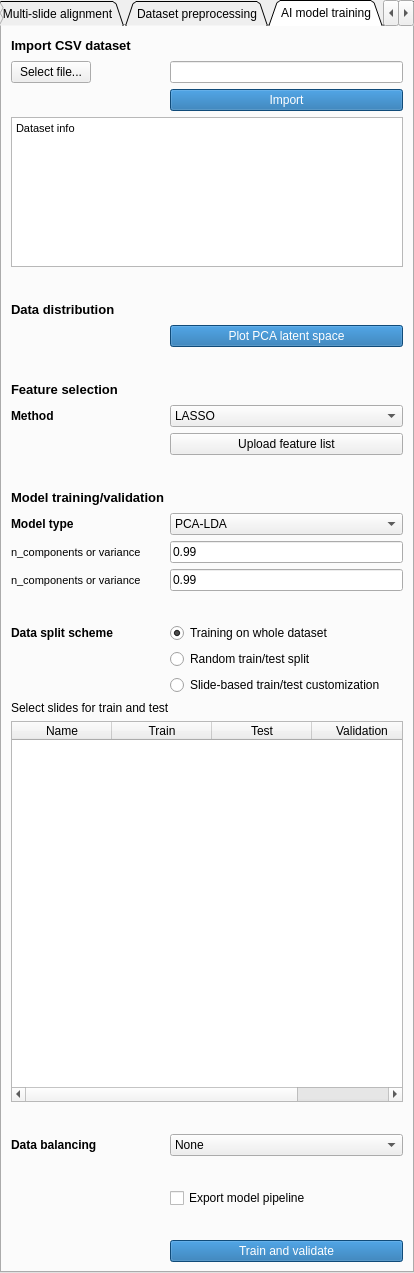
Old version of the form MassVision/Resources/UI/MassVision.ui in the repository jamzad/SlicerMassVision.
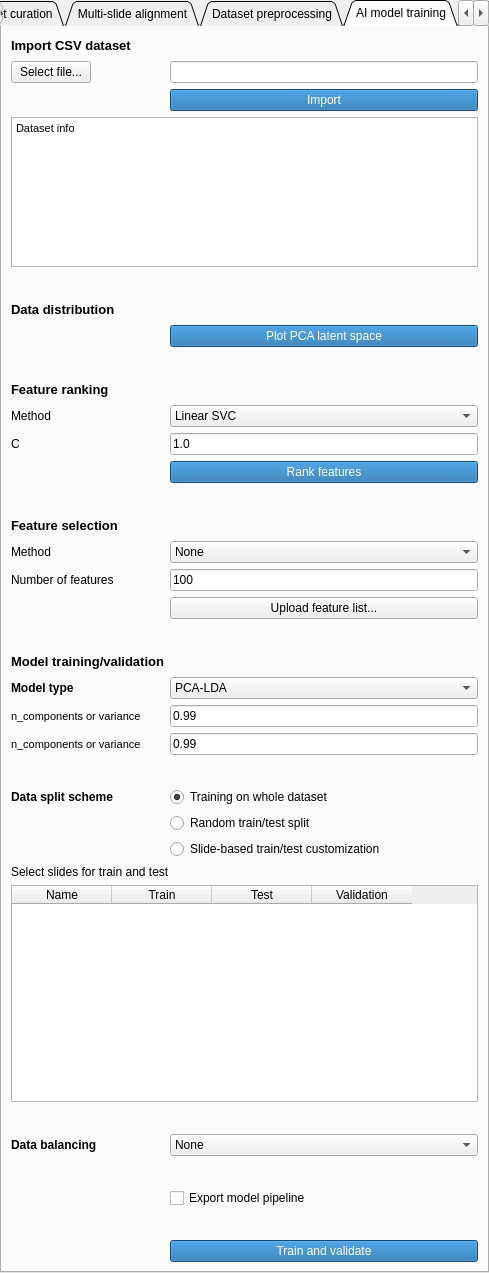
New version of the form. The open tabs and pages were chosen to show the change.

Commit message: ADD feature ranking option

What changed in the file:
```diff
--- a/MassVision/Resources/UI/MassVision.ui
+++ b/MassVision/Resources/UI/MassVision.ui
@@ -6,7 +6,7 @@
    <rect>
     <x>0</x>
     <y>0</y>
-    <width>414</width>
+    <width>489</width>
     <height>1273</height>
    </rect>
   </property>
@@ -32,7 +32,7 @@
    <enum>QTabWidget::Triangular</enum>
   </property>
   <property name="currentIndex">
-   <number>0</number>
+   <number>5</number>
   </property>
   <property name="tabBarAutoHide">
    <bool>false</bool>
@@ -2616,22 +2616,6 @@
       </property>
      </widget>
     </item>
-    <item row="11" column="0" colspan="2">
-     <spacer name="verticalSpacer_23">
-      <property name="orientation">
-       <enum>Qt::Vertical</enum>
-      </property>
-      <property name="sizeType">
-       <enum>QSizePolicy::Fixed</enum>
-      </property>
-      <property name="sizeHint" stdset="0">
-       <size>
-        <width>20</width>
-        <height>20</height>
-       </size>
-      </property>
-     </spacer>
-    </item>
     <item row="12" column="0">
      <widget class="QLabel" name="label_86">
       <property name="font">
@@ -2645,7 +2629,7 @@
        <string notr="true"/>
       </property>
       <property name="text">
-       <string>Feature selection</string>
+       <string>Feature ranking</string>
       </property>
      </widget>
     </item>
@@ -2663,11 +2647,11 @@
      </spacer>
     </item>
     <item row="13" column="0">
-     <widget class="QLabel" name="FselLabel">
+     <widget class="QLabel" name="FRankLabel">
       <property name="font">
        <font>
-        <weight>75</weight>
-        <bold>true</bold>
+        <weight>50</weight>
+        <bold>false</bold>
        </font>
       </property>
       <property name="styleSheet">
@@ -2679,17 +2663,7 @@
      </widget>
     </item>
     <item row="13" column="1">
-     <widget class="QComboBox" name="FSelMethod">
-      <item>
-       <property name="text">
-        <string>LASSO</string>
-       </property>
-      </item>
-      <item>
-       <property name="text">
-        <string>PLS-DA</string>
-       </property>
-      </item>
+     <widget class="QComboBox" name="FRankMethod">
       <item>
        <property name="text">
         <string>Linear SVC</string>
@@ -2697,12 +2671,12 @@
       </item>
       <item>
        <property name="text">
-        <string>Manual</string>
+        <string>PLS-DA</string>
        </property>
       </item>
      </widget>
     </item>
-    <item row="15" column="0" colspan="2">
+    <item row="22" column="0" colspan="2">
      <spacer name="verticalSpacer_34">
       <property name="orientation">
        <enum>Qt::Vertical</enum>
@@ -2718,7 +2692,7 @@
       </property>
      </spacer>
     </item>
-    <item row="16" column="0">
+    <item row="23" column="0">
      <widget class="QLabel" name="label_63">
       <property name="font">
        <font>
@@ -2735,7 +2709,7 @@
       </property>
      </widget>
     </item>
-    <item row="16" column="1">
+    <item row="23" column="1">
      <spacer name="horizontalSpacer_16">
       <property name="orientation">
        <enum>Qt::Horizontal</enum>
@@ -2748,7 +2722,7 @@
       </property>
      </spacer>
     </item>
-    <item row="18" column="0">
+    <item row="25" column="0">
      <widget class="QLabel" name="label_71">
       <property name="font">
        <font>
@@ -2764,7 +2738,7 @@
       </property>
      </widget>
     </item>
-    <item row="18" column="1">
+    <item row="25" column="1">
      <widget class="QComboBox" name="ModelSelectCombobox">
       <item>
        <property name="text">
@@ -2788,7 +2762,7 @@
       </item>
      </widget>
     </item>
-    <item row="19" column="0">
+    <item row="26" column="0">
      <widget class="QLabel" name="MLlabel1">
       <property name="font">
        <font>
@@ -2805,14 +2779,14 @@
       </property>
      </widget>
     </item>
-    <item row="19" column="1">
+    <item row="26" column="1">
      <widget class="QLineEdit" name="MLparam1">
       <property name="text">
        <string>0.99</string>
       </property>
      </widget>
     </item>
-    <item row="20" column="0">
+    <item row="27" column="0">
      <widget class="QLabel" name="MLlabel2">
       <property name="font">
        <font>
@@ -2829,14 +2803,14 @@
       </property>
      </widget>
     </item>
-    <item row="20" column="1">
+    <item row="27" column="1">
      <widget class="QLineEdit" name="MLparam2">
       <property name="text">
        <string>0.99</string>
       </property>
      </widget>
     </item>
-    <item row="21" column="0" colspan="2">
+    <item row="28" column="0" colspan="2">
      <spacer name="verticalSpacer_33">
       <property name="orientation">
        <enum>Qt::Vertical</enum>
@@ -2852,7 +2826,7 @@
       </property>
      </spacer>
     </item>
-    <item row="22" column="0">
+    <item row="29" column="0">
      <widget class="QLabel" name="label_78">
       <property name="font">
        <font>
@@ -2868,7 +2842,7 @@
       </property>
      </widget>
     </item>
-    <item row="22" column="1">
+    <item row="29" column="1">
      <widget class="QRadioButton" name="allTrain">
       <property name="text">
        <string>Training on whole dataset</string>
@@ -2884,7 +2858,7 @@
       </property>
      </widget>
     </item>
-    <item row="23" column="1">
+    <item row="30" column="1">
      <widget class="QRadioButton" name="randomSplit">
       <property name="text">
        <string>Random train/test split</string>
@@ -2897,14 +2871,14 @@
       </property>
      </widget>
     </item>
-    <item row="24" column="1">
+    <item row="31" column="1">
      <widget class="QRadioButton" name="customSplit">
       <property name="text">
        <string>Slide-based train/test customization</string>
       </property>
      </widget>
     </item>
-    <item row="25" column="0" colspan="2">
+    <item row="32" column="0" colspan="2">
      <widget class="QLabel" name="namesTableLabel">
       <property name="styleSheet">
        <string notr="true"/>
@@ -2914,7 +2888,7 @@
       </property>
      </widget>
     </item>
-    <item row="26" column="0" colspan="2">
+    <item row="33" column="0" colspan="2">
      <widget class="QTableWidget" name="namesTable">
       <column>
        <property name="text">
@@ -2938,7 +2912,7 @@
       </column>
      </widget>
     </item>
-    <item row="27" column="0" colspan="2">
+    <item row="34" column="0" colspan="2">
      <spacer name="verticalSpacer_27">
       <property name="orientation">
        <enum>Qt::Vertical</enum>
@@ -2954,7 +2928,7 @@
       </property>
      </spacer>
     </item>
-    <item row="28" column="0">
+    <item row="35" column="0">
      <widget class="QLabel" name="label_83">
       <property name="font">
        <font>
@@ -2970,7 +2944,7 @@
       </property>
      </widget>
     </item>
-    <item row="28" column="1">
+    <item row="35" column="1">
      <widget class="QComboBox" name="BalanceComBox">
       <item>
        <property name="text">
@@ -2994,7 +2968,7 @@
       </item>
      </widget>
     </item>
-    <item row="29" column="0" colspan="2">
+    <item row="36" column="0" colspan="2">
      <spacer name="verticalSpacer_26">
       <property name="orientation">
        <enum>Qt::Vertical</enum>
@@ -3010,7 +2984,7 @@
       </property>
      </spacer>
     </item>
-    <item row="30" column="0">
+    <item row="37" column="0">
      <widget class="QLabel" name="label_79">
       <property name="font">
        <font>
@@ -3026,7 +3000,7 @@
       </property>
      </widget>
     </item>
-    <item row="30" column="1">
+    <item row="37" column="1">
      <widget class="QCheckBox" name="saveModelcheckBox">
       <property name="text">
        <string>Export model pipeline</string>
@@ -3036,7 +3010,7 @@
       </property>
      </widget>
     </item>
-    <item row="31" column="0" colspan="2">
+    <item row="38" column="0" colspan="2">
      <spacer name="verticalSpacer_8">
       <property name="orientation">
        <enum>Qt::Vertical</enum>
@@ -3052,7 +3026,7 @@
       </property>
      </spacer>
     </item>
-    <item row="32" column="1">
+    <item row="39" column="1">
      <widget class="QPushButton" name="trainModel">
       <property name="styleSheet">
        <string notr="true">background-color: #1769aa;
@@ -3063,10 +3037,164 @@
       </property>
      </widget>
     </item>
-    <item row="14" column="1">
+    <item row="17" column="0">
+     <widget class="QLabel" name="label_87">
+      <property name="font">
+       <font>
+        <pointsize>10</pointsize>
+        <weight>75</weight>
+        <bold>true</bold>
+       </font>
+      </property>
+      <property name="styleSheet">
+       <string notr="true"/>
+      </property>
+      <property name="text">
+       <string>Feature selection</string>
+      </property>
+     </widget>
+    </item>
+    <item row="17" column="1">
+     <spacer name="horizontalSpacer_28">
+      <property name="orientation">
+       <enum>Qt::Horizontal</enum>
+      </property>
+      <property name="sizeHint" stdset="0">
+       <size>
+        <width>40</width>
+        <height>20</height>
+       </size>
+      </property>
+     </spacer>
+    </item>
+    <item row="18" column="0">
+     <widget class="QLabel" name="FselLabel">
+      <property name="font">
+       <font>
+        <weight>50</weight>
+        <bold>false</bold>
+       </font>
+      </property>
+      <property name="styleSheet">
+       <string notr="true"/>
+      </property>
+      <property name="text">
+       <string>Method</string>
+      </property>
+     </widget>
+    </item>
+    <item row="18" column="1">
+     <widget class="QComboBox" name="FSelMethod">
+      <item>
+       <property name="text">
+        <string>None</string>
+       </property>
+      </item>
+      <item>
+       <property name="text">
+        <string>Top ranked</string>
+       </property>
+      </item>
+      <item>
+       <property name="text">
+        <string>Manual</string>
+       </property>
+      </item>
+     </widget>
+    </item>
+    <item row="20" column="1">
      <widget class="QPushButton" name="FSelManualUpload">
       <property name="text">
-       <string>Upload feature list</string>
+       <string>Upload feature list...</string>
+      </property>
+     </widget>
+    </item>
+    <item row="19" column="0">
+     <widget class="QLabel" name="FnumberLabel">
+      <property name="font">
+       <font>
+        <weight>50</weight>
+        <bold>false</bold>
+       </font>
+      </property>
+      <property name="styleSheet">
+       <string notr="true"/>
+      </property>
+      <property name="text">
+       <string>Number of features</string>
+      </property>
+     </widget>
+    </item>
+    <item row="19" column="1">
+     <widget class="QLineEdit" name="FnumberValue">
+      <property name="text">
+       <string>100</string>
+      </property>
+     </widget>
+    </item>
+    <item row="16" column="0" colspan="2">
+     <spacer name="verticalSpacer_23">
+      <property name="orientation">
+       <enum>Qt::Vertical</enum>
+      </property>
+      <property name="sizeType">
+       <enum>QSizePolicy::Fixed</enum>
+      </property>
+      <property name="sizeHint" stdset="0">
+       <size>
+        <width>20</width>
+        <height>20</height>
+       </size>
+      </property>
+     </spacer>
+    </item>
+    <item row="15" column="1">
+     <widget class="QPushButton" name="FRankApply">
+      <property name="styleSheet">
+       <string notr="true">background-color: #1769aa;
+color: rgb(255, 255, 255);</string>
+      </property>
+      <property name="text">
+       <string>Rank features</string>
+      </property>
+     </widget>
+    </item>
+    <item row="11" column="0" colspan="2">
+     <spacer name="verticalSpacer_12">
+      <property name="orientation">
+       <enum>Qt::Vertical</enum>
+      </property>
+      <property name="sizeType">
+       <enum>QSizePolicy::Fixed</enum>
+      </property>
+      <property name="sizeHint" stdset="0">
+       <size>
+        <width>20</width>
+        <height>20</height>
+       </size>
+      </property>
+     </spacer>
+    </item>
+    <item row="14" column="1">
+     <widget class="QLineEdit" name="FRankParamVal">
+      <property name="text">
+       <string>1.0</string>
+      </property>
+     </widget>
+    </item>
+    <item row="14" column="0">
+     <widget class="QLabel" name="FRankParamLab">
+      <property name="font">
+       <font>
+        <weight>50</weight>
+        <bold>false</bold>
+       </font>
+      </property>
+      <property name="styleSheet">
+       <string notr="true"/>
+      </property>
+      <property name="text">
+       <string>C</string>
       </property>
      </widget>
     </item>
```
The commit also changes 2 other files.
